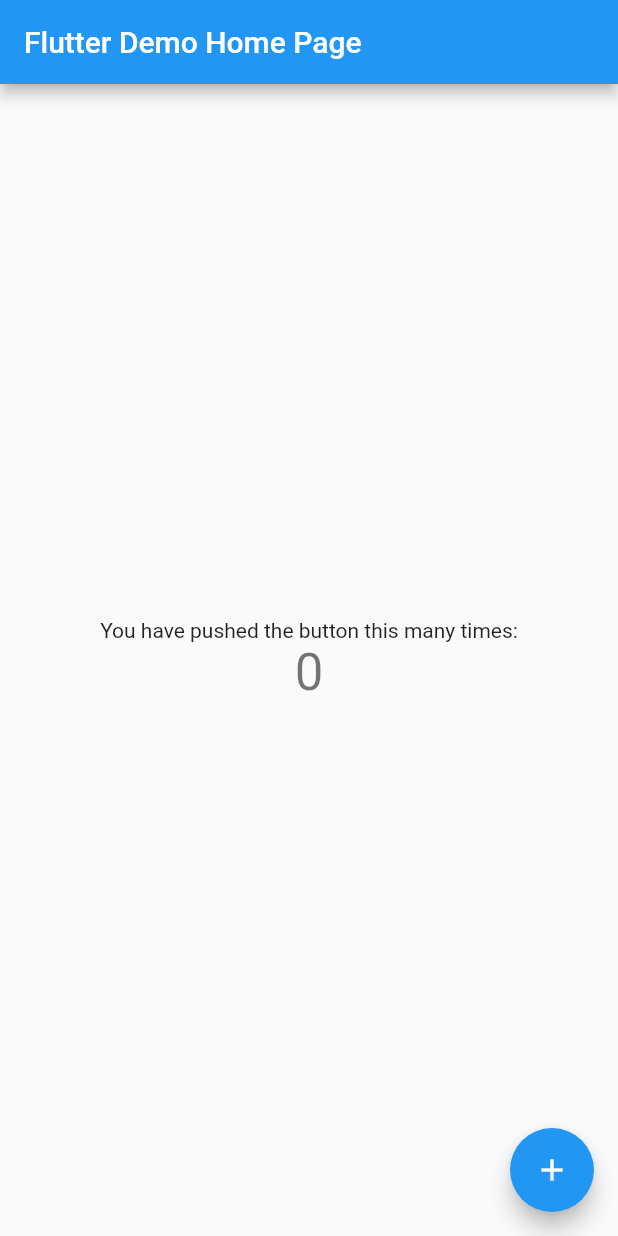
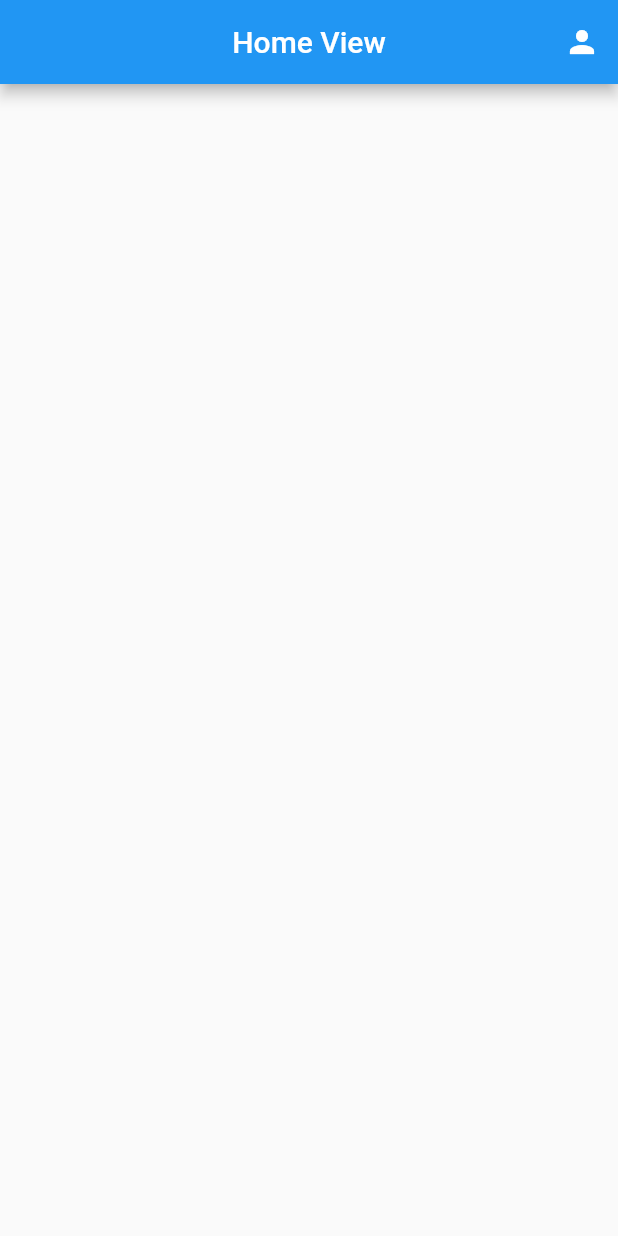
Before and after one commit to anggitpp/presence-app, a Flutter app: the screen it shows after launch, on a phone screen of 412 x 824 dp. Run offline on Flutter 3.47's test engine with Material 2 defaults, Android fonts, the phone set to English and light mode, and no system bars; our stand-ins replace bloc, cloud_firestore, equatable, firebase_auth, firebase_core, flutter_bloc and 1 more; accounts and stored records are empty; generated files the repository leaves out were written again.

Commit message:
create routes, theme, constants, error dialog, create add employee page and all related to add employee (model, repo, bloc, widgets)

```diff
--- /dev/null
+++ b/lib/config/constants.dart
@@ -0,0 +1,3 @@
+import 'package:cloud_firestore/cloud_firestore.dart';
+
+final empRef = FirebaseFirestore.instance.collection('emp');
--- /dev/null
+++ b/lib/config/routes.dart
@@ -0,0 +1,4 @@
+class Routes {
+  static const home = "/";
+  static const addEmployee = "add_employee";
+}
--- /dev/null
+++ b/lib/config/theme.dart
@@ -0,0 +1,3 @@
+class AppSizes {}
+
+class AppColors {}
--- a/lib/main.dart
+++ b/lib/main.dart
@@ -1,6 +1,17 @@
+import 'package:cloud_firestore/cloud_firestore.dart';
+import 'package:firebase_auth/firebase_auth.dart';
 import 'package:flutter/material.dart';
 import 'package:firebase_core/firebase_core.dart';
+import 'package:flutter_bloc/flutter_bloc.dart';
+import 'package:presence_app/views/add_employee/repositories/repositories.dart';
 import 'firebase_options.dart';
+
+//SETTINGS AND UTILITIES
+import '/config/routes.dart';
+
+//LIST SCREEN/PAGE/WIDGETS
+import '/views/add_employee/add_employee.dart';
+import '/views/home/home_page.dart';
 
 void main() async {
   WidgetsFlutterBinding.ensureInitialized();
@@ -13,109 +24,36 @@ void main() async {
 class MyApp extends StatelessWidget {
   const MyApp({Key? key}) : super(key: key);
 
-  // This widget is the root of your application.
   @override
   Widget build(BuildContext context) {
-    return MaterialApp(
-      title: 'Flutter Demo',
-      theme: ThemeData(
-        // This is the theme of your application.
-        //
-        // Try running your application with "flutter run". You'll see the
-        // application has a blue toolbar. Then, without quitting the app, try
-        // changing the primarySwatch below to Colors.green and then invoke
-        // "hot reload" (press "r" in the console where you ran "flutter run",
-        // or simply save your changes to "hot reload" in a Flutter IDE).
-        // Notice that the counter didn't reset back to zero; the application
-        // is not restarted.
-        primarySwatch: Colors.blue,
+    return MultiRepositoryProvider(
+      providers: [
+        RepositoryProvider(
+          create: (context) => AddEmployeRepository(
+            firebaseFirestore: FirebaseFirestore.instance,
+            firebaseAuth: FirebaseAuth.instance,
+          ),
+        ),
+      ],
+      child: MultiBlocProvider(
+        providers: [
+          BlocProvider<AddEmployeeBloc>(
+            create: (context) => AddEmployeeBloc(
+              addEmployeRepository: context.read<AddEmployeRepository>(),
+            ),
+          )
+        ],
+        child: MaterialApp(
+          title: 'Presence App',
+          theme: ThemeData(
+            primarySwatch: Colors.blue,
+          ),
+          routes: {
+            Routes.home: (context) => const HomePage(),
+            Routes.addEmployee: (context) => const AddEmployeePage(),
+          },
+        ),
       ),
-      home: const MyHomePage(title: 'Flutter Demo Home Page'),
     );
   }
 }
-
-class MyHomePage extends StatefulWidget {
-  const MyHomePage({Key? key, required this.title}) : super(key: key);
-
-  // This widget is the home page of your application. It is stateful, meaning
-  // that it has a State object (defined below) that contains fields that affect
-  // how it looks.
-
-  // This class is the configuration for the state. It holds the values (in this
-  // case the title) provided by the parent (in this case the App widget) and
-  // used by the build method of the State. Fields in a Widget subclass are
-  // always marked "final".
-
-  final String title;
-
-  @override
-  State<MyHomePage> createState() => _MyHomePageState();
-}
-
-class _MyHomePageState extends State<MyHomePage> {
-  int _counter = 0;
-
-  void _incrementCounter() {
-    setState(() {
-      // This call to setState tells the Flutter framework that something has
-      // changed in this State, which causes it to rerun the build method below
-      // so that the display can reflect the updated values. If we changed
-      // _counter without calling setState(), then the build method would not be
-      // called again, and so nothing would appear to happen.
-      _counter++;
-    });
-  }
-
-  @override
-  Widget build(BuildContext context) {
-    // This method is rerun every time setState is called, for instance as done
-    // by the _incrementCounter method above.
-    //
-    // The Flutter framework has been optimized to make rerunning build methods
-    // fast, so that you can just rebuild anything that needs updating rather
-    // than having to individually change instances of widgets.
-    return Scaffold(
-      appBar: AppBar(
-        // Here we take the value from the MyHomePage object that was created by
-        // the App.build method, and use it to set our appbar title.
-        title: Text(widget.title),
-      ),
-      body: Center(
-        // Center is a layout widget. It takes a single child and positions it
-        // in the middle of the parent.
-        child: Column(
-          // Column is also a layout widget. It takes a list of children and
-          // arranges them vertically. By default, it sizes itself to fit its
-          // children horizontally, and tries to be as tall as its parent.
-          //
-          // Invoke "debug painting" (press "p" in the console, choose the
-          // "Toggle Debug Paint" action from the Flutter Inspector in Android
-          // Studio, or the "Toggle Debug Paint" command in Visual Studio Code)
-          // to see the wireframe for each widget.
-          //
-          // Column has various properties to control how it sizes itself and
-          // how it positions its children. Here we use mainAxisAlignment to
-          // center the children vertically; the main axis here is the vertical
-          // axis because Columns are vertical (the cross axis would be
-          // horizontal).
-          mainAxisAlignment: MainAxisAlignment.center,
-          children: <Widget>[
-            const Text(
-              'You have pushed the button this many times:',
-            ),
-            Text(
-              '$_counter',
-              style: Theme.of(context).textTheme.headline4,
-            ),
-          ],
-        ),
-      ),
-      floatingActionButton: FloatingActionButton(
-        onPressed: _incrementCounter,
-        tooltip: 'Increment',
-        child: const Icon(Icons.add),
-      ), // This trailing comma makes auto-formatting nicer for build methods.
-    );
-  }
-}
--- /dev/null
+++ b/lib/models/custom_error.dart
@@ -0,0 +1,19 @@
+import 'package:equatable/equatable.dart';
+
+class CustomError extends Equatable {
+  final String code;
+  final String message;
+  final String plugin;
+  const CustomError({
+    this.code = '',
+    this.message = '',
+    this.plugin = '',
+  });
+
+  @override
+  List<Object> get props => [code, message, plugin];
+
+  @override
+  String toString() =>
+      'CustomError(code: $code, message: $message, plugin: $plugin)';
+}
--- /dev/null
+++ b/lib/views/add_employee/add_employee.dart
@@ -0,0 +1,3 @@
+export 'bloc/add_employee_bloc.dart';
+export 'views/view.dart';
+export 'widgets/widgets.dart';
--- /dev/null
+++ b/lib/views/add_employee/bloc/add_employee_bloc.dart
@@ -0,0 +1,29 @@
+import 'package:bloc/bloc.dart';
+import 'package:equatable/equatable.dart';
+
+import '../repositories/repositories.dart';
+import '/models/custom_error.dart';
+
+part 'add_employee_event.dart';
+part 'add_employee_state.dart';
+
+class AddEmployeeBloc extends Bloc<AddEmployeeEvent, AddEmployeeState> {
+  final AddEmployeRepository addEmployeRepository;
+
+  AddEmployeeBloc({required this.addEmployeRepository})
+      : super(AddEmployeeState.initial()) {
+    on<SubmitEmployeeEvent>((event, emit) async {
+      emit(state.copyWith(addEmployeeStatus: AddEmployeeStatus.submitting));
+
+      try {
+        await addEmployeRepository.addEmployee(
+            email: event.email, nip: event.nip, name: event.name);
+
+        emit(state.copyWith(addEmployeeStatus: AddEmployeeStatus.success));
+      } on CustomError catch (e) {
+        emit(state.copyWith(
+            addEmployeeStatus: AddEmployeeStatus.error, error: e));
+      }
+    });
+  }
+}
--- /dev/null
+++ b/lib/views/add_employee/bloc/add_employee_event.dart
@@ -0,0 +1,22 @@
+part of 'add_employee_bloc.dart';
+
+abstract class AddEmployeeEvent extends Equatable {
+  const AddEmployeeEvent();
+
+  @override
+  List<Object?> get props => [];
+}
+
+class SubmitEmployeeEvent extends AddEmployeeEvent {
+  final String nip;
+  final String name;
+  final String email;
+  const SubmitEmployeeEvent({
+    required this.nip,
+    required this.name,
+    required this.email,
+  });
+
+  @override
+  List<Object?> get props => [nip, name, email];
+}
--- /dev/null
+++ b/lib/views/add_employee/bloc/add_employee_state.dart
@@ -0,0 +1,41 @@
+part of 'add_employee_bloc.dart';
+
+enum AddEmployeeStatus {
+  initial,
+  submitting,
+  success,
+  error,
+}
+
+class AddEmployeeState extends Equatable {
+  final AddEmployeeStatus addEmployeeStatus;
+  final CustomError error;
+  const AddEmployeeState({
+    required this.addEmployeeStatus,
+    required this.error,
+  });
+
+  factory AddEmployeeState.initial() {
+    return const AddEmployeeState(
+      addEmployeeStatus: AddEmployeeStatus.initial,
+      error: CustomError(),
+    );
+  }
+
+  @override
+  List<Object> get props => [addEmployeeStatus, error];
+
+  AddEmployeeState copyWith({
+    AddEmployeeStatus? addEmployeeStatus,
+    CustomError? error,
+  }) {
+    return AddEmployeeState(
+      addEmployeeStatus: addEmployeeStatus ?? this.addEmployeeStatus,
+      error: error ?? this.error,
+    );
+  }
+
+  @override
+  String toString() =>
+      'AddEmployeeState(addEmployeeStatus: $addEmployeeStatus, error: $error)';
+}
--- /dev/null
+++ b/lib/views/add_employee/repositories/repositories.dart
@@ -0,0 +1 @@
+export 'add_employee_repository.dart';
--- /dev/null
+++ b/lib/views/add_employee/views/view.dart
@@ -0,0 +1 @@
+export 'add_employee_page.dart';
--- /dev/null
+++ b/lib/views/home/home_page.dart
@@ -0,0 +1,23 @@
+import 'package:flutter/material.dart';
+import 'package:presence_app/config/routes.dart';
+
+class HomePage extends StatelessWidget {
+  const HomePage({Key? key}) : super(key: key);
+
+  @override
+  Widget build(BuildContext context) {
+    return Scaffold(
+      appBar: AppBar(
+        title: const Text('Home View'),
+        centerTitle: true,
+        actions: [
+          IconButton(
+            onPressed: () => Navigator.pushNamed(context, Routes.addEmployee),
+            icon: const Icon(Icons.person),
+          )
+        ],
+      ),
+      body: const Center(),
+    );
+  }
+}
```
Also changed, not shown: lib/utils/error_dialog.dart (added, +42 -0 lines), lib/views/add_employee/repositories/add_employee_repository.dart (added, +51 -0 lines), lib/views/add_employee/views/add_employee_page.dart (added, +134 -0 lines), pubspec.yaml (+10 -74 lines), lib/views/add_employee/widgets/widgets.dart (added), pubspec.lock, 3 other files.
